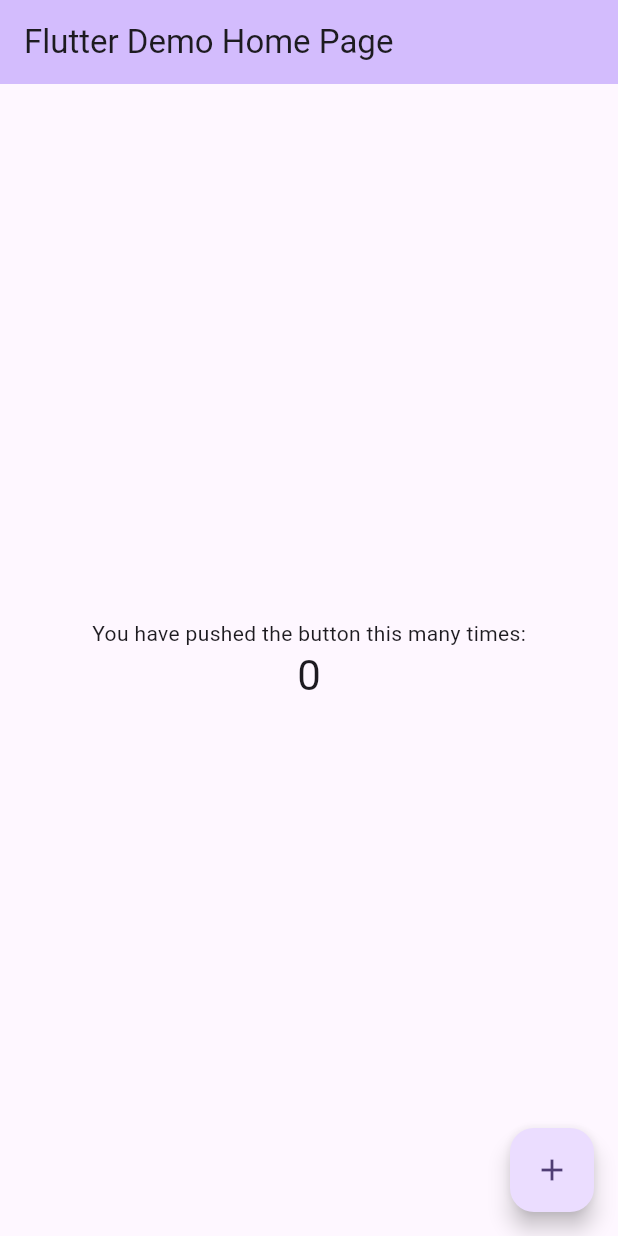
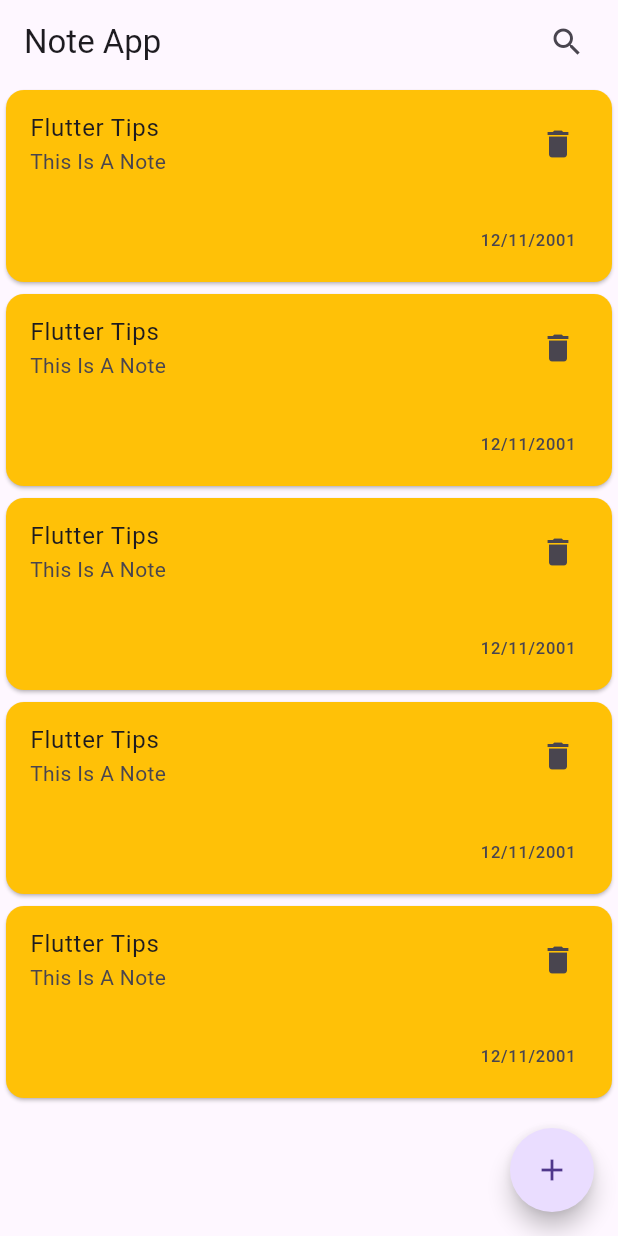
Before and after one commit to igaserx/note_app, a Flutter app: the screen it shows after launch, on a phone screen of 412 x 824 dp. Run offline on Flutter 3.47's test engine with Material 3 defaults, Android fonts, the phone set to English and light mode, and no system bars.

Commit message:
note home view

```diff
--- a/lib/main.dart
+++ b/lib/main.dart
@@ -1,4 +1,5 @@
 import 'package:flutter/material.dart';
+import 'package:note_app/views/home_view.dart';
 
 void main() {
   runApp(const MyApp());
@@ -7,116 +8,12 @@ void main() {
 class MyApp extends StatelessWidget {
   const MyApp({super.key});
 
-  // This widget is the root of your application.
   @override
   Widget build(BuildContext context) {
     return MaterialApp(
-      title: 'Flutter Demo',
-      theme: ThemeData(
-        // This is the theme of your application.
-        //
-        // TRY THIS: Try running your application with "flutter run". You'll see
-        // the application has a purple toolbar. Then, without quitting the app,
-        // try changing the seedColor in the colorScheme below to Colors.green
-        // and then invoke "hot reload" (save your changes or press the "hot
-        // reload" button in a Flutter-supported IDE, or press "r" if you used
-        // the command line to start the app).
-        //
-        // Notice that the counter didn't reset back to zero; the application
-        // state is not lost during the reload. To reset the state, use hot
-        // restart instead.
-        //
-        // This works for code too, not just values: Most code changes can be
-        // tested with just a hot reload.
-        colorScheme: ColorScheme.fromSeed(seedColor: Colors.deepPurple),
-      ),
-      home: const MyHomePage(title: 'Flutter Demo Home Page'),
+      debugShowCheckedModeBanner: false,
+      theme: ThemeData(brightness: Brightness.light),
+      home: HomeView(),
     );
   }
 }
-
-class MyHomePage extends StatefulWidget {
-  const MyHomePage({super.key, required this.title});
-
-  // This widget is the home page of your application. It is stateful, meaning
-  // that it has a State object (defined below) that contains fields that affect
-  // how it looks.
-
-  // This class is the configuration for the state. It holds the values (in this
-  // case the title) provided by the parent (in this case the App widget) and
-  // used by the build method of the State. Fields in a Widget subclass are
-  // always marked "final".
-
-  final String title;
-
-  @override
-  State<MyHomePage> createState() => _MyHomePageState();
-}
-
-class _MyHomePageState extends State<MyHomePage> {
-  int _counter = 0;
-
-  void _incrementCounter() {
-    setState(() {
-      // This call to setState tells the Flutter framework that something has
-      // changed in this State, which causes it to rerun the build method below
-      // so that the display can reflect the updated values. If we changed
-      // _counter without calling setState(), then the build method would not be
-      // called again, and so nothing would appear to happen.
-      _counter++;
-    });
-  }
-
-  @override
-  Widget build(BuildContext context) {
-    // This method is rerun every time setState is called, for instance as done
-    // by the _incrementCounter method above.
-    //
-    // The Flutter framework has been optimized to make rerunning build methods
-    // fast, so that you can just rebuild anything that needs updating rather
-    // than having to individually change instances of widgets.
-    return Scaffold(
-      appBar: AppBar(
-        // TRY THIS: Try changing the color here to a specific color (to
-        // Colors.amber, perhaps?) and trigger a hot reload to see the AppBar
-        // change color while the other colors stay the same.
-        backgroundColor: Theme.of(context).colorScheme.inversePrimary,
-        // Here we take the value from the MyHomePage object that was created by
-        // the App.build method, and use it to set our appbar title.
-        title: Text(widget.title),
-      ),
-      body: Center(
-        // Center is a layout widget. It takes a single child and positions it
-        // in the middle of the parent.
-        child: Column(
-          // Column is also a layout widget. It takes a list of children and
-          // arranges them vertically. By default, it sizes itself to fit its
-          // children horizontally, and tries to be as tall as its parent.
-          //
-          // Column has various properties to control how it sizes itself and
-          // how it positions its children. Here we use mainAxisAlignment to
-          // center the children vertically; the main axis here is the vertical
-          // axis because Columns are vertical (the cross axis would be
-          // horizontal).
-          //
-          // TRY THIS: Invoke "debug painting" (choose the "Toggle Debug Paint"
-          // action in the IDE, or press "p" in the console), to see the
-          // wireframe for each widget.
-          mainAxisAlignment: MainAxisAlignment.center,
-          children: <Widget>[
-            const Text('You have pushed the button this many times:'),
-            Text(
-              '$_counter',
-              style: Theme.of(context).textTheme.headlineMedium,
-            ),
-          ],
-        ),
-      ),
-      floatingActionButton: FloatingActionButton(
-        onPressed: _incrementCounter,
-        tooltip: 'Increment',
-        child: const Icon(Icons.add),
-      ), // This trailing comma makes auto-formatting nicer for build methods.
-    );
-  }
-}
--- /dev/null
+++ b/lib/views/home_view.dart
@@ -0,0 +1,30 @@
+import 'package:flutter/material.dart';
+import 'package:note_app/widgets/note_widget.dart';
+
+class HomeView extends StatelessWidget {
+  const HomeView({super.key});
+
+  @override
+  Widget build(BuildContext context) {
+    return Scaffold(
+      appBar: AppBar(
+        title: Text("Note App"),
+        actions: [
+          Padding(
+            padding: const EdgeInsets.symmetric(horizontal: 10.0),
+            child: IconButton(onPressed: () {}, icon: Icon(Icons.search)),
+          ),
+        ],
+      ),
+      body: ListView.builder(
+        itemCount: 5,
+        itemBuilder: (context, index) => NoteWidget(),
+      ),
+      floatingActionButton: FloatingActionButton(
+        shape: CircleBorder(),
+        onPressed: () {},
+        child: Icon(Icons.add),
+      ),
+    );
+  }
+}
--- /dev/null
+++ b/lib/widgets/note_widget.dart
@@ -0,0 +1,24 @@
+import 'package:flutter/material.dart';
+
+class NoteWidget extends StatelessWidget {
+  const NoteWidget({super.key});
+
+  @override
+  Widget build(BuildContext context) {
+    return Card(
+      color: Colors.amber,
+      child: Expanded(
+        child: Column(
+          children: [
+            ListTile(
+              title: Text("Flutter Tips"),
+              subtitle: Text("This Is A Note"),
+              trailing: Icon(Icons.delete),
+            ),
+            ListTile(trailing: Text("12/11/2001")),
+          ],
+        ),
+      ),
+    );
+  }
+}
```
